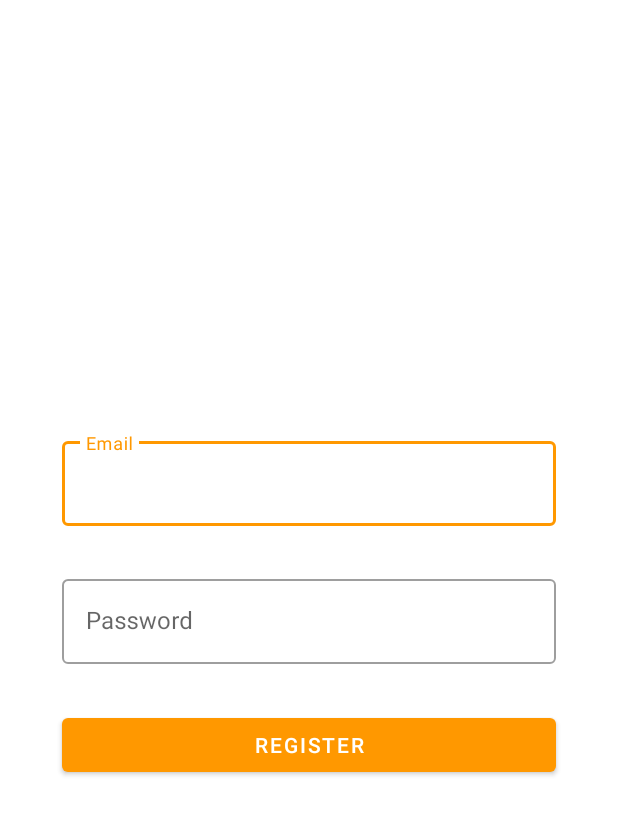
After one commit to brizoalejandro/chat-app, an Android app: the layout activity_auth.xml on its own in the app's theme, with its tools: preview values and no code run, on a phone screen of 412 x 824 dp. The commit adds this screen. Shown: the top 815 px of the screen. Run offline under Robolectric (Android 15) with nearby library versions, the phone set to English and light mode, and no system bars.

Commit message:
Created Auth activity and layout, added firebase auth dependency

```diff
--- a/app/build.gradle
+++ b/app/build.gradle
@@ -26,10 +26,16 @@ android {
 
 dependencies {
     implementation fileTree(dir: 'libs', include: ['*.jar'])
-    implementation"org.jetbrains.kotlin:kotlin-stdlib-jdk7:$kotlin_version"
+    implementation "org.jetbrains.kotlin:kotlin-stdlib-jdk7:$kotlin_version"
     implementation 'androidx.appcompat:appcompat:1.2.0'
     implementation 'androidx.core:core-ktx:1.0.2'
     implementation 'androidx.constraintlayout:constraintlayout:1.1.3'
+
+    implementation 'com.google.android.material:material:1.1.0'
+
+    //Firebase
+    implementation 'com.google.firebase:firebase-auth:19.3.2'
+
     testImplementation 'junit:junit:4.12'
     androidTestImplementation 'androidx.test.ext:junit:1.1.0'
     androidTestImplementation 'androidx.test.espresso:espresso-core:3.2.0'
--- a/app/src/main/AndroidManifest.xml
+++ b/app/src/main/AndroidManifest.xml
@@ -9,7 +9,8 @@
         android:roundIcon="@mipmap/ic_launcher_round"
         android:supportsRtl="true"
         android:theme="@style/AppTheme">
-        <activity android:name=".MainActivity">
+        <activity android:name=".ui.AuthActivity"></activity>
+        <activity android:name=".ui.MainActivity">
             <intent-filter>
                 <action android:name="android.intent.action.MAIN" />
 
--- a/app/src/main/java/com/brizoalejandro/chatapp/MainActivity.kt
+++ b/app/src/main/java/com/brizoalejandro/chatapp/ui/AuthActivity.kt
@@ -1,12 +1,16 @@
-package com.brizoalejandro.chatapp
+package com.brizoalejandro.chatapp.ui
 
 import androidx.appcompat.app.AppCompatActivity
 import android.os.Bundle
+import com.brizoalejandro.chatapp.R
 
-class MainActivity : AppCompatActivity() {
+class AuthActivity : AppCompatActivity() {
 
     override fun onCreate(savedInstanceState: Bundle?) {
         super.onCreate(savedInstanceState)
-        setContentView(R.layout.activity_main)
+        setContentView(R.layout.activity_auth)
     }
+
+
+
 }
--- /dev/null
+++ b/app/src/main/java/com/brizoalejandro/chatapp/ui/MainActivity.kt
@@ -0,0 +1,13 @@
+package com.brizoalejandro.chatapp.ui
+
+import androidx.appcompat.app.AppCompatActivity
+import android.os.Bundle
+import com.brizoalejandro.chatapp.R
+
+class MainActivity : AppCompatActivity() {
+
+    override fun onCreate(savedInstanceState: Bundle?) {
+        super.onCreate(savedInstanceState)
+        setContentView(R.layout.activity_main)
+    }
+}
--- /dev/null
+++ b/app/src/main/res/layout/activity_auth.xml
@@ -0,0 +1,73 @@
+<?xml version="1.0" encoding="utf-8"?>
+<androidx.constraintlayout.widget.ConstraintLayout xmlns:android="http://schemas.android.com/apk/res/android"
+    android:layout_width="match_parent"
+    android:layout_height="match_parent"
+    xmlns:app="http://schemas.android.com/apk/res-auto">
+
+    <androidx.constraintlayout.widget.Guideline
+        android:id="@+id/guideline"
+        android:layout_width="match_parent"
+        android:layout_height="match_parent"
+        android:orientation="horizontal"
+        app:layout_constraintGuide_percent="0.35" />
+
+    <androidx.constraintlayout.widget.Guideline
+        android:id="@+id/guideline_left"
+        android:layout_width="match_parent"
+        android:layout_height="match_parent"
+        android:orientation="vertical"
+        app:layout_constraintGuide_percent="0.1" />
+
+    <androidx.constraintlayout.widget.Guideline
+        android:id="@+id/guideline_right"
+        android:layout_width="match_parent"
+        android:layout_height="match_parent"
+        android:orientation="vertical"
+        app:layout_constraintGuide_percent="0.9" />
+
+
+    <com.google.android.material.textfield.TextInputLayout
+        android:id="@+id/email_input"
+        android:layout_width="0dp"
+        android:layout_height="wrap_content"
+        android:hint="@string/email_field"
+        app:layout_constraintTop_toBottomOf="@+id/guideline"
+        app:layout_constraintLeft_toLeftOf="@id/guideline_left"
+        app:layout_constraintRight_toRightOf="@id/guideline_right"
+        style="@style/Widget.MaterialComponents.TextInputLayout.OutlinedBox">
+
+        <com.google.android.material.textfield.TextInputEditText
+            android:layout_width="match_parent"
+            android:layout_height="wrap_content" />
+
+    </com.google.android.material.textfield.TextInputLayout>
+
+    <com.google.android.material.textfield.TextInputLayout
+        android:id="@+id/password_input"
+        android:layout_width="0dp"
+        android:layout_height="wrap_content"
+        android:layout_marginTop="30dp"
+        android:hint="@string/password_field"
+        app:layout_constraintLeft_toLeftOf="@id/guideline_left"
+        app:layout_constraintRight_toRightOf="@id/guideline_right"
+        app:layout_constraintTop_toBottomOf="@+id/email_input"
+        style="@style/Widget.MaterialComponents.TextInputLayout.OutlinedBox">
+
+        <com.google.android.material.textfield.TextInputEditText
+            android:layout_width="match_parent"
+            android:layout_height="wrap_content" />
+
+    </com.google.android.material.textfield.TextInputLayout>
+
+    <Button
+        android:layout_width="0dp"
+        android:layout_height="wrap_content"
+        android:layout_marginTop="30dp"
+        android:text="Register"
+        app:layout_constraintTop_toBottomOf="@id/password_input"
+        app:layout_constraintLeft_toLeftOf="@id/guideline_left"
+        app:layout_constraintRight_toRightOf="@id/guideline_right"
+        style="@style/Widget.MaterialComponents.Button" />
+
+
+</androidx.constraintlayout.widget.ConstraintLayout>
--- a/app/src/main/res/layout/activity_main.xml
+++ b/app/src/main/res/layout/activity_main.xml
@@ -4,7 +4,7 @@
     xmlns:tools="http://schemas.android.com/tools"
     android:layout_width="match_parent"
     android:layout_height="match_parent"
-    tools:context=".MainActivity">
+    tools:context=".ui.MainActivity">
 
     <TextView
         android:layout_width="wrap_content"
--- a/app/src/main/res/values/colors.xml
+++ b/app/src/main/res/values/colors.xml
@@ -1,6 +1,7 @@
 <?xml version="1.0" encoding="utf-8"?>
 <resources>
-    <color name="colorPrimary">#008577</color>
-    <color name="colorPrimaryDark">#00574B</color>
-    <color name="colorAccent">#D81B60</color>
+    <color name="colorPrimary">#FF9800</color>
+    <color name="colorPrimaryDark">#FFB74D</color>
+    <color name="colorAccent">#29B6F6</color>
+
 </resources>
--- a/app/src/main/res/values/strings.xml
+++ b/app/src/main/res/values/strings.xml
@@ -1,3 +1,7 @@
 <resources>
     <string name="app_name">Chat App</string>
+
+    <string name="email_field">Email</string>
+    <string name="password_field">Password</string>
+
 </resources>
--- a/app/src/main/res/values/styles.xml
+++ b/app/src/main/res/values/styles.xml
@@ -1,7 +1,7 @@
 <resources>
 
     <!-- Base application theme. -->
-    <style name="AppTheme" parent="Theme.AppCompat.Light.DarkActionBar">
+    <style name="AppTheme" parent="Theme.MaterialComponents.DayNight">
         <!-- Customize your theme here. -->
         <item name="colorPrimary">@color/colorPrimary</item>
         <item name="colorPrimaryDark">@color/colorPrimaryDark</item>
```
